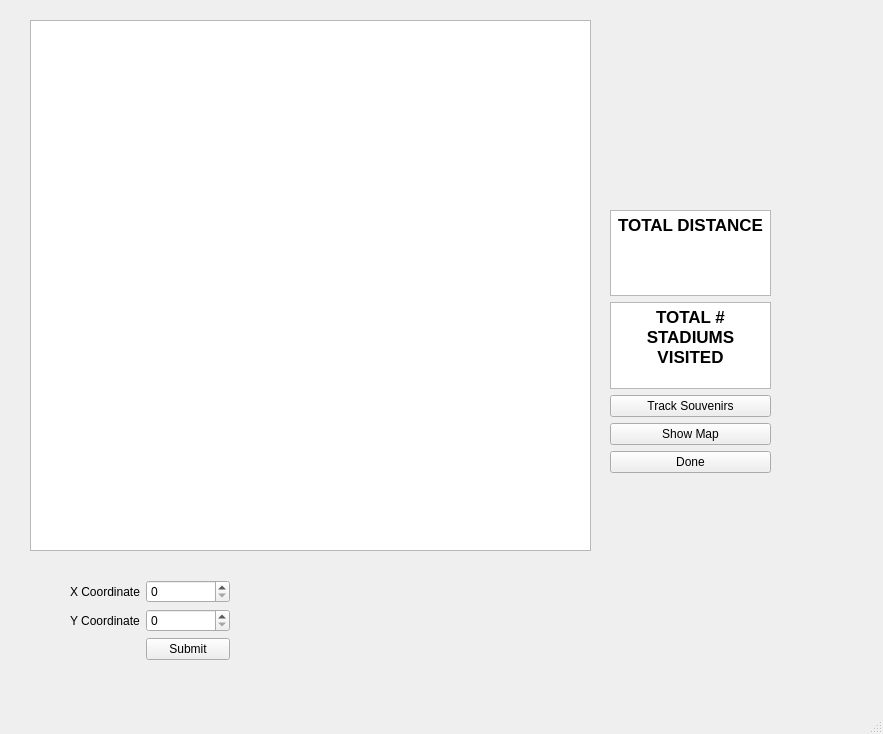
The window that mainwindow.ui (WinterCS003/Project-2) describes before a commit, drawn with Qt 5.
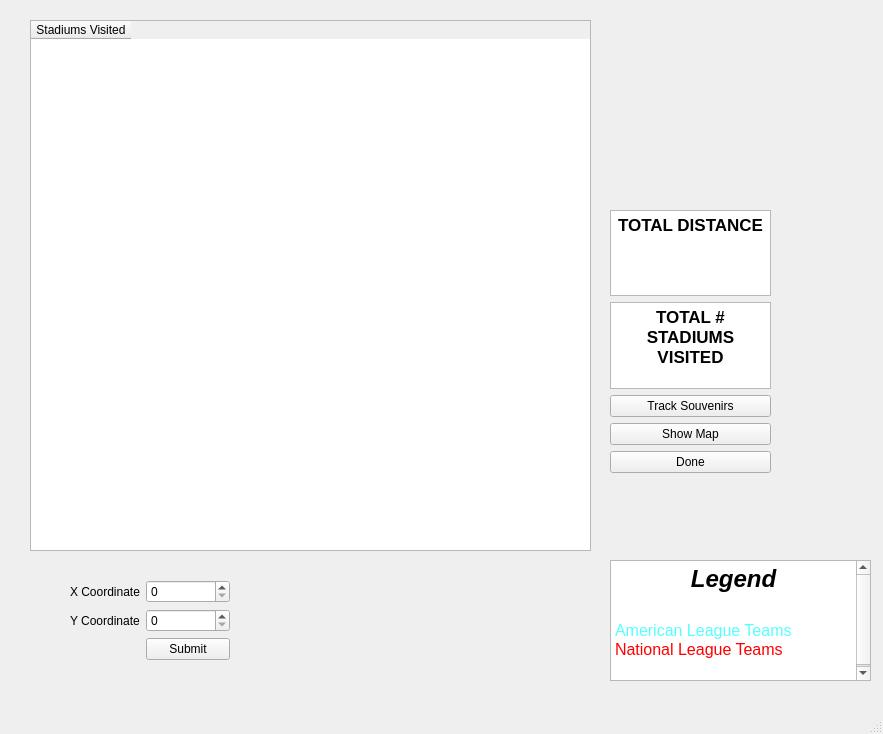
The same window after the commit. The open tabs and pages were chosen to show the change. Icons and pictures are not drawn. Custom widgets are drawn as their Qt base class.

Commit message: Implemented remaining user stories, except for NL stadiums trip

What changed in the file:
```diff
--- a/mainwindow.ui
+++ b/mainwindow.ui
@@ -528,6 +528,11 @@
         <height>531</height>
        </rect>
       </property>
+      <column>
+       <property name="text">
+        <string>Stadiums Visited</string>
+       </property>
+      </column>
      </widget>
      <widget class="QWidget" name="verticalLayoutWidget">
       <property name="geometry">
@@ -1047,6 +1052,27 @@
      </item>
     </layout>
    </widget>
+   <widget class="QTextBrowser" name="textBrowser">
+    <property name="geometry">
+     <rect>
+      <x>610</x>
+      <y>560</y>
+      <width>261</width>
+      <height>121</height>
+     </rect>
+    </property>
+    <property name="html">
+     <string>&lt;!DOCTYPE HTML PUBLIC &quot;-//W3C//DTD HTML 4.0//EN&quot; &quot;http://www.w3.org/TR/REC-html40/strict.dtd&quot;&gt;
+&lt;html&gt;&lt;head&gt;&lt;meta name=&quot;qrichtext&quot; content=&quot;1&quot; /&gt;&lt;style type=&quot;text/css&quot;&gt;
+p, li { white-space: pre-wrap; }
+&lt;/style&gt;&lt;/head&gt;&lt;body style=&quot; font-family:'MS Shell Dlg 2'; font-size:8.25pt; font-weight:400; font-style:normal;&quot;&gt;
+&lt;p align=&quot;center&quot; style=&quot; margin-top:0px; margin-bottom:0px; margin-left:0px; margin-right:0px; -qt-block-indent:0; text-indent:0px;&quot;&gt;&lt;span style=&quot; font-size:18pt; font-weight:600; font-style:italic;&quot;&gt;Legend&lt;/span&gt;&lt;/p&gt;
+&lt;p align=&quot;center&quot; style=&quot;-qt-paragraph-type:empty; margin-top:0px; margin-bottom:0px; margin-left:0px; margin-right:0px; -qt-block-indent:0; text-indent:0px; font-size:18pt; font-weight:600; font-style:italic;&quot;&gt;&lt;br /&gt;&lt;/p&gt;
+&lt;p style=&quot; margin-top:0px; margin-bottom:0px; margin-left:0px; margin-right:0px; -qt-block-indent:0; text-indent:0px;&quot;&gt;&lt;span style=&quot; font-size:12pt; color:#55ffff;&quot;&gt;American League Teams&lt;/span&gt;&lt;/p&gt;
+&lt;p style=&quot; margin-top:0px; margin-bottom:0px; margin-left:0px; margin-right:0px; -qt-block-indent:0; text-indent:0px;&quot;&gt;&lt;span style=&quot; font-size:12pt; color:#ff0000;&quot;&gt;National League Teams&lt;/span&gt;&lt;/p&gt;
+&lt;p align=&quot;center&quot; style=&quot;-qt-paragraph-type:empty; margin-top:0px; margin-bottom:0px; margin-left:0px; margin-right:0px; -qt-block-indent:0; text-indent:0px; font-size:12pt; font-weight:600; font-style:italic;&quot;&gt;&lt;br /&gt;&lt;/p&gt;&lt;/body&gt;&lt;/html&gt;</string>
+    </property>
+   </widget>
   </widget>
   <widget class="QMenuBar" name="menubar">
    <property name="geometry">
```
Left out of the diff: 4 changed lines with no effect on the pictures. The commit also changes 11 other files.
